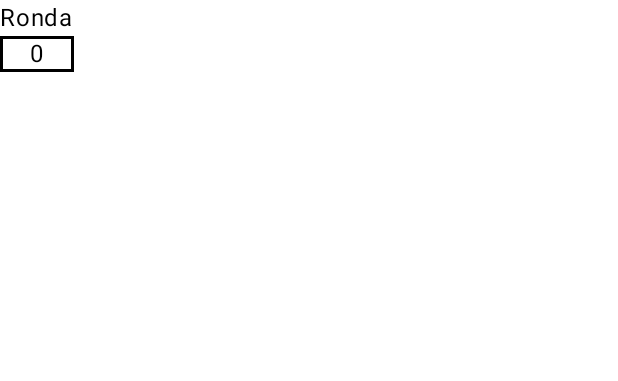
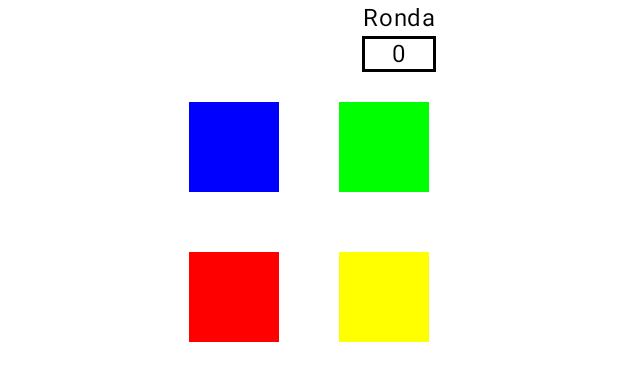
Before and after one commit to Dalmuster/CicloVida, an Android app built with Jetpack Compose: the @Preview function GreetingPreview, on a phone screen of 412 x 824 dp. Shown: the top 381 px of the screen. Run offline under Robolectric (Android 15) with nearby library versions, the phone set to English and light mode, and no system bars.

Commit message:
Creación de botones y correcto posicionamiento del contador

```diff
--- /dev/null
+++ b/app/src/main/java/com/example/ciclovida/Funciones.kt
@@ -0,0 +1,27 @@
+package com.example.ciclovida
+
+import androidx.compose.foundation.layout.padding
+import androidx.compose.foundation.layout.size
+import androidx.compose.material3.Button
+import androidx.compose.material3.ButtonDefaults
+import androidx.compose.runtime.Composable
+import androidx.compose.ui.Modifier
+import androidx.compose.ui.graphics.Color
+import androidx.compose.ui.graphics.RectangleShape
+import androidx.compose.ui.unit.dp
+
+@Composable
+fun Boton(color: Color){
+    Button(
+        onClick = { },
+        modifier = Modifier
+            .size(100.dp)
+            .padding(20.dp),
+        shape = RectangleShape,
+
+        colors = ButtonDefaults.buttonColors(
+            containerColor = color
+        )
+    ) {
+    }
+}
--- a/app/src/main/java/com/example/ciclovida/MainActivity.kt
+++ b/app/src/main/java/com/example/ciclovida/MainActivity.kt
@@ -6,17 +6,26 @@ import androidx.activity.ComponentActivity
 import androidx.activity.compose.setContent
 import androidx.activity.enableEdgeToEdge
 import androidx.compose.foundation.border
+import androidx.compose.foundation.layout.Arrangement
 import androidx.compose.foundation.layout.Column
+import androidx.compose.foundation.layout.Row
 import androidx.compose.foundation.layout.fillMaxSize
+import androidx.compose.foundation.layout.fillMaxWidth
 import androidx.compose.foundation.layout.padding
+import androidx.compose.foundation.layout.size
+import androidx.compose.material3.Button
+import androidx.compose.material3.ButtonDefaults
 import androidx.compose.material3.Scaffold
 import androidx.compose.material3.Text
 import androidx.compose.runtime.Composable
+import androidx.compose.ui.Alignment
 import androidx.compose.ui.Modifier
 import androidx.compose.ui.graphics.Color
+import androidx.compose.ui.graphics.RectangleShape
 import androidx.compose.ui.tooling.preview.Preview
 import androidx.compose.ui.unit.dp
 import com.example.ciclovida.ui.theme.CicloVidaTheme
+import com.example.ciclovida.Boton
 
 class MainActivity : ComponentActivity() {
 
@@ -72,7 +81,17 @@ class MainActivity : ComponentActivity() {
 
 @Composable
 fun JetpackCompose(ronda: Int, modifier: Modifier = Modifier) {
-    Column {
+    Column (
+        horizontalAlignment = Alignment.CenterHorizontally,
+        verticalArrangement = Arrangement.Center
+    ){
+        Column (
+            horizontalAlignment = Alignment.End,
+            modifier = modifier
+                .fillMaxWidth()
+                .padding(start = 16.dp, end = 121.dp)
+
+        ){
             Text(
                 text = "Ronda"
             )
@@ -84,9 +103,21 @@ fun JetpackCompose(ronda: Int, modifier: Modifier = Modifier) {
                         color = Color.Black
                     )
                     .padding(horizontal = 20.dp)
+                    .align(alignment = Alignment.End)
             )
         }
+        Row {
+            Boton(Color.Blue)
+            Boton(Color.Green)
         }
+        Row {
+            Boton(Color.Red)
+            Boton(Color.Yellow)
+        }
+
+        }
+    }
+
 
 @Preview(showBackground = true)
 @Composable
```
Lines whose indentation alone changed are shown as unchanged.
